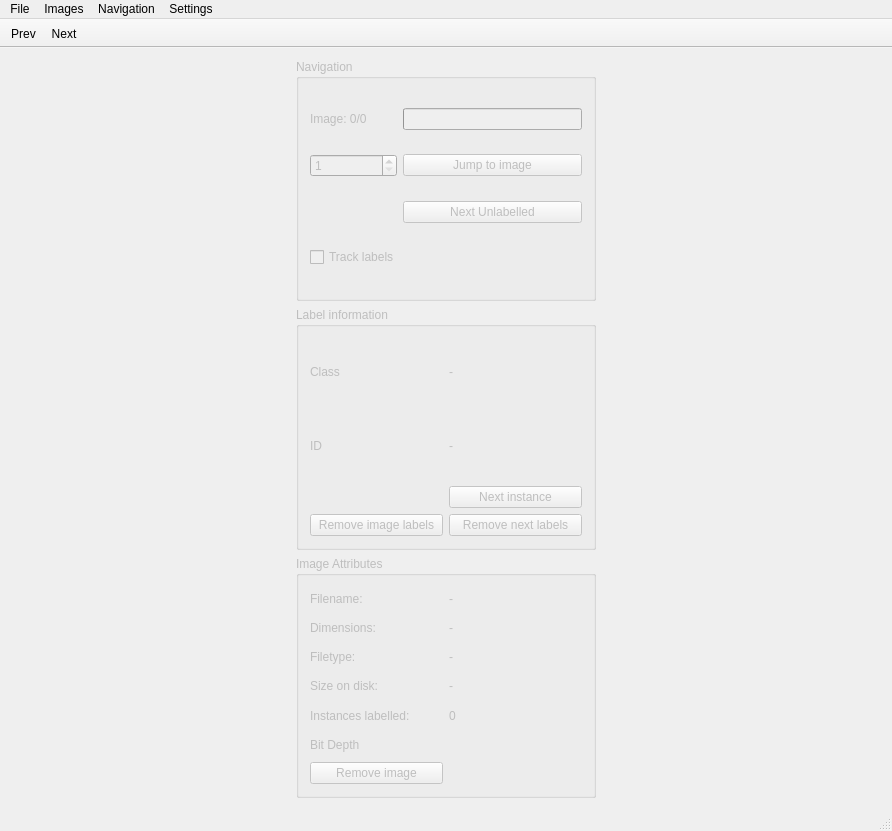
The window that src/mainwindow.ui (KamalM8/deeplabel) describes before a commit, drawn with Qt 5.
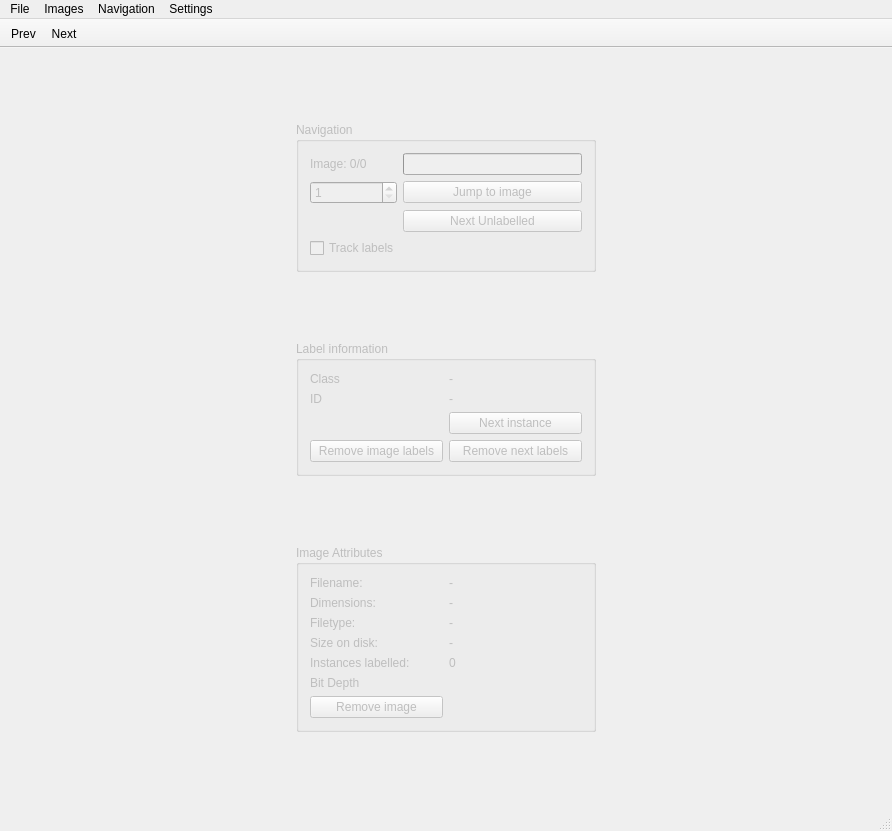
The same window after the commit.

Diff of the .ui file:
```diff
--- a/src/mainwindow.ui
+++ b/src/mainwindow.ui
@@ -33,7 +33,7 @@
          <bool>false</bool>
         </property>
         <property name="sizePolicy">
-         <sizepolicy hsizetype="Preferred" vsizetype="Preferred">
+         <sizepolicy hsizetype="Preferred" vsizetype="Fixed">
           <horstretch>0</horstretch>
           <verstretch>0</verstretch>
          </sizepolicy>
@@ -114,6 +114,12 @@
         <property name="enabled">
          <bool>false</bool>
         </property>
+        <property name="sizePolicy">
+         <sizepolicy hsizetype="Preferred" vsizetype="Fixed">
+          <horstretch>0</horstretch>
+          <verstretch>0</verstretch>
+         </sizepolicy>
+        </property>
         <property name="maximumSize">
          <size>
           <width>350</width>
@@ -205,7 +211,7 @@
          <bool>false</bool>
         </property>
         <property name="sizePolicy">
-         <sizepolicy hsizetype="Ignored" vsizetype="Ignored">
+         <sizepolicy hsizetype="Ignored" vsizetype="Fixed">
           <horstretch>0</horstretch>
           <verstretch>0</verstretch>
          </sizepolicy>
```
Left out of the diff: 2 changed lines with no effect on the pictures.
